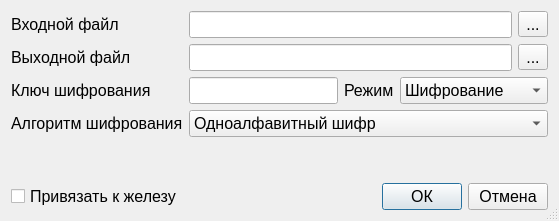
Before: the Qt Designer form dialog.ui in Pavluchkov/Scrambler, drawn with Qt 5.
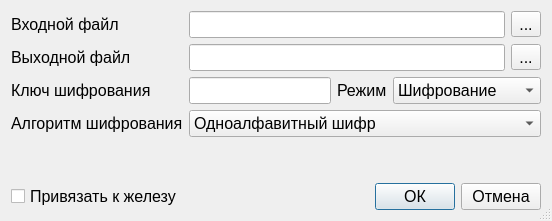
After: the same form once the commit is applied.

Commit message: Установлен фиксированный размер окна

What changed in the file:
```diff
--- a/dialog.ui
+++ b/dialog.ui
@@ -7,7 +7,7 @@
     <x>0</x>
     <y>0</y>
     <width>559</width>
-    <height>202</height>
+    <height>231</height>
    </rect>
   </property>
   <property name="windowTitle">
@@ -17,6 +17,9 @@
    <bool>true</bool>
   </property>
   <layout class="QVBoxLayout" name="verticalLayout_3">
+   <property name="sizeConstraint">
+    <enum>QLayout::SetFixedSize</enum>
+   </property>
    <item>
     <layout class="QFormLayout" name="formLayout">
      <property name="labelAlignment">
```
Left out of the diff: 10 changed lines with no effect on the pictures. The commit also changes 2 other files.
